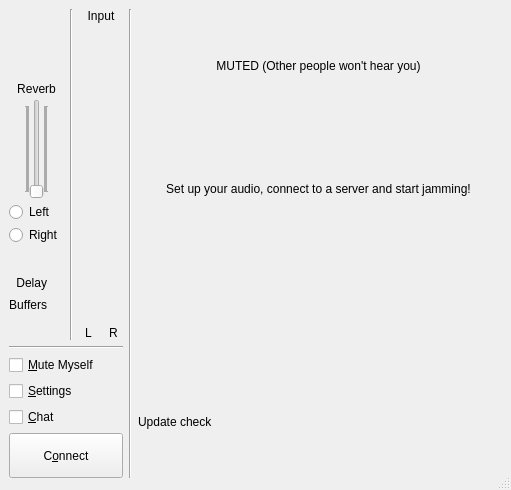
This is src/clientdlgbase.ui in jamulussoftware/jamulus as Qt 5 draws it before an edit. The edited form follows.
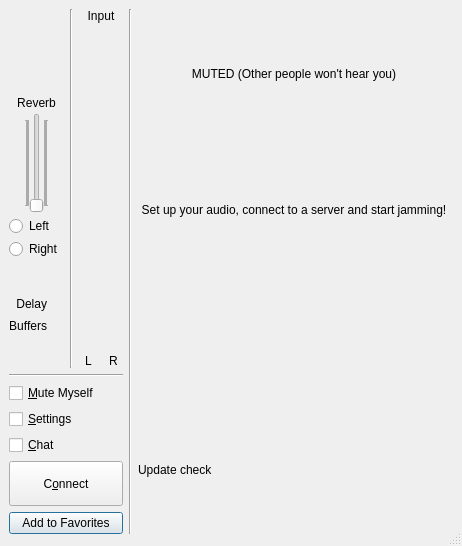
This is the edited form. Icons and pictures are not drawn. Custom widgets are drawn as their Qt base class.

Commit message:
Favorites functionality
This implements a Favorite functionality as a tab in the Connect window.
The idea being able to use favorites even when directories are down, the
server names, IP, max users and genre are saved.

```diff
--- a/src/clientdlgbase.ui
+++ b/src/clientdlgbase.ui
@@ -6,8 +6,8 @@
    <rect>
     <x>0</x>
     <y>0</y>
-    <width>511</width>
-    <height>490</height>
+    <width>462</width>
+    <height>546</height>
    </rect>
   </property>
   <property name="acceptDrops">
@@ -53,7 +53,7 @@
      <property name="frameShadow">
       <enum>QFrame::Plain</enum>
      </property>
-     <layout class="QVBoxLayout" name="verticalLayout_3">
+     <layout class="QVBoxLayout" name="verticalLayout">
       <item>
        <layout class="QHBoxLayout" name="horizontalLayout">
         <item>
@@ -73,7 +73,7 @@
                 <property name="sizeHint" stdset="0">
                  <size>
                   <width>20</width>
-                  <height>10</height>
+                  <height>5</height>
                  </size>
                 </property>
                </spacer>
@@ -105,7 +105,7 @@
                 <property name="sizeHint" stdset="0">
                  <size>
                   <width>10</width>
-                  <height>10</height>
+                  <height>5</height>
                  </size>
                 </property>
                </spacer>
@@ -212,6 +212,9 @@
                 <property name="orientation">
                  <enum>Qt::Vertical</enum>
                 </property>
+                <property name="sizeType">
+                 <enum>QSizePolicy::MinimumExpanding</enum>
+                </property>
                 <property name="sizeHint" stdset="0">
                  <size>
                   <width>10</width>
@@ -475,6 +478,16 @@
             </property>
            </widget>
           </item>
+          <item>
+           <widget class="QPushButton" name="butAddtoFavorites">
+            <property name="styleSheet">
+             <string notr="true"/>
+            </property>
+            <property name="text">
+             <string>Add to Favorites</string>
+            </property>
+           </widget>
+          </item>
          </layout>
         </item>
         <item>
@@ -485,7 +498,12 @@
          </widget>
         </item>
         <item>
-         <layout class="QVBoxLayout" name="verticalLayout">
+         <layout class="QVBoxLayout">
+          <item>
+           <layout class="QVBoxLayout">
+            <property name="spacing">
+             <number>3</number>
+            </property>
           <item>
            <widget class="QLabel" name="lblGlobalInfoLabel">
             <property name="text">
@@ -550,6 +568,8 @@
        </layout>
       </item>
      </layout>
+      </item>
+     </layout>
     </widget>
    </item>
   </layout>
```
Left out of the diff: 3 changed lines with no effect on the pictures. Lines whose indentation alone changed are shown as unchanged. The commit also changes 8 other files.
